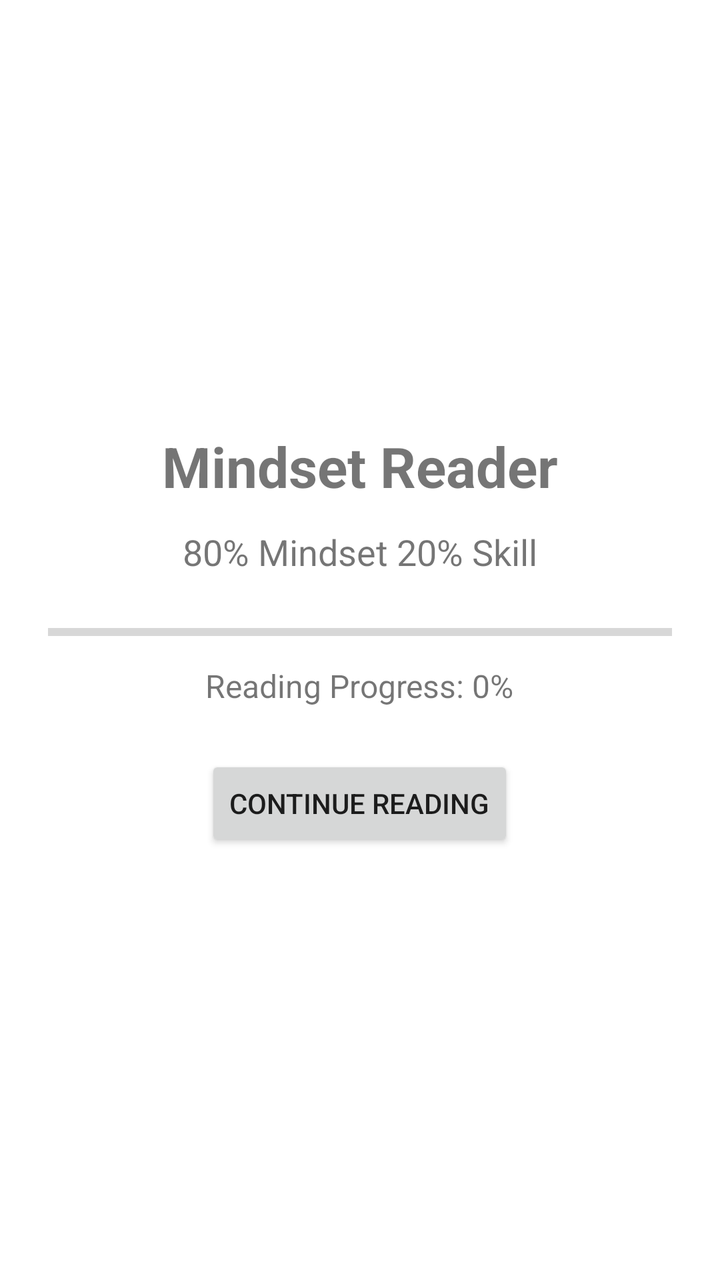
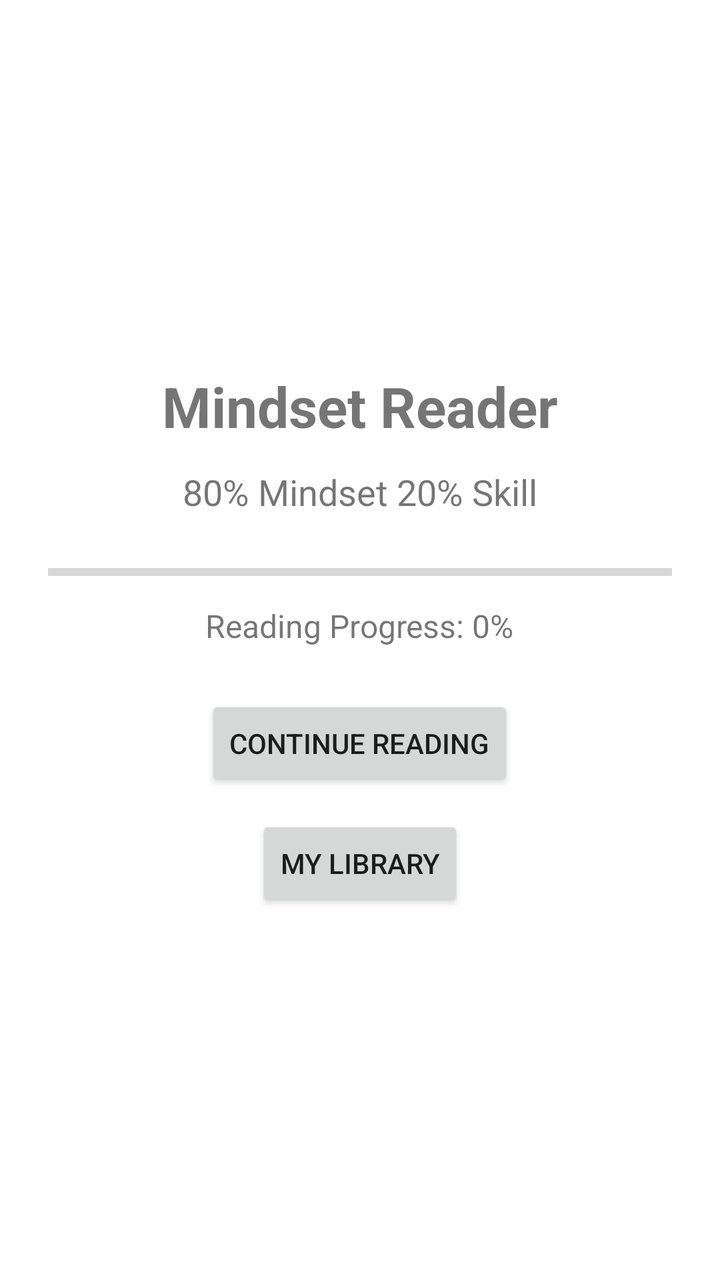

Screens rendered from an Android XML layout before and after an edit, with the pre-edit source and the edit as a unified diff.
<!-- AndroidManifest.xml: application theme Theme.MindsetReader -->
<!-- res/layout/activity_main.xml -->
<?xml version="1.0" encoding="utf-8"?>
<FrameLayout
    xmlns:android="http://schemas.android.com/apk/res/android"
    android:layout_width="match_parent"
    android:layout_height="match_parent">

    
    <LinearLayout
        android:id="@+id/homeLayout"
        android:layout_width="match_parent"
        android:layout_height="match_parent"
        android:gravity="center"
        android:orientation="vertical"
        android:padding="24dp">

        <TextView
            android:layout_width="wrap_content"
            android:layout_height="wrap_content"
            android:text="@string/app_title"
            android:textSize="28sp"
            android:textStyle="bold" />

        <TextView
            android:layout_width="wrap_content"
            android:layout_height="wrap_content"
            android:layout_marginTop="12dp"
            android:text="@string/book_title"
            android:textSize="18sp" />

        <ProgressBar
            android:id="@+id/readingProgress"
            style="?android:attr/progressBarStyleHorizontal"
            android:layout_width="match_parent"
            android:layout_height="wrap_content"
            android:layout_marginTop="20dp"
            android:max="100"
            android:progress="0" />

        <TextView
            android:id="@+id/progressText"
            android:layout_width="wrap_content"
            android:layout_height="wrap_content"
            android:layout_marginTop="8dp"
            android:text="@string/reading_progress_zero"
            android:textSize="16sp" />



        <Button
            android:id="@+id/continueButton"
            android:layout_width="wrap_content"
            android:layout_height="wrap_content"
            android:layout_marginTop="24dp"
            android:text="@string/continue_reading" />

    </LinearLayout>

    
    <com.github.barteksc.pdfviewer.PDFView
        android:id="@+id/pdfView"
        android:layout_width="match_parent"
        android:layout_height="match_parent"
        android:visibility="gone" />

</FrameLayout>
<!-- resources referenced by this layout -->
<resources>
  <string name="app_title">Mindset Reader</string>
  <string name="book_title">80% Mindset 20% Skill</string>
  <string name="continue_reading">Continue Reading</string>
  <string name="reading_progress_zero">Reading Progress: 0%</string>
  <style name="Theme.MindsetReader" parent="Theme.MaterialComponents.DayNight.DarkActionBar">
          
          <item name="colorPrimary">@color/purple_500</item>
          <item name="colorPrimaryVariant">@color/purple_700</item>
          <item name="colorOnPrimary">@color/white</item>
          
          <item name="colorSecondary">@color/teal_200</item>
          <item name="colorSecondaryVariant">@color/teal_700</item>
          <item name="colorOnSecondary">@color/black</item>
          
          <item name="android:statusBarColor">?attr/colorPrimaryVariant</item>
          
      </style>
  <color name="purple_500">#FF6200EE</color>
  <color name="purple_700">#FF3700B3</color>
  <color name="white">#FFFFFFFF</color>
  <color name="teal_200">#FF03DAC5</color>
  <color name="teal_700">#FF018786</color>
  <color name="black">#FF000000</color>
</resources>

<!-- the commit's change to res/layout/activity_main.xml (unified diff, before → after) -->
@@ -53,6 +53,13 @@
             android:layout_marginTop="24dp"
             android:text="@string/continue_reading" />
 
+        <Button
+            android:id="@+id/libraryButton"
+            android:layout_width="wrap_content"
+            android:layout_height="wrap_content"
+            android:layout_marginTop="12dp"
+            android:text="@string/library_title" />
+
     </LinearLayout>
 
     
<!-- resource entries referenced after the edit -->
@@ -3,6 +3,7 @@
   <string name="app_title">Mindset Reader</string>
   <string name="book_title">80% Mindset 20% Skill</string>
   <string name="continue_reading">Continue Reading</string>
+  <string name="library_title">My Library</string>
   <string name="reading_progress_zero">Reading Progress: 0%</string>
   <style name="Theme.MindsetReader" parent="Theme.MaterialComponents.DayNight.DarkActionBar">
           
